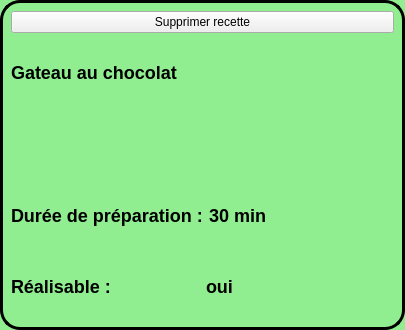
ACoupat/Refrigestion, file vignetterecette.ui: the form before one commit.
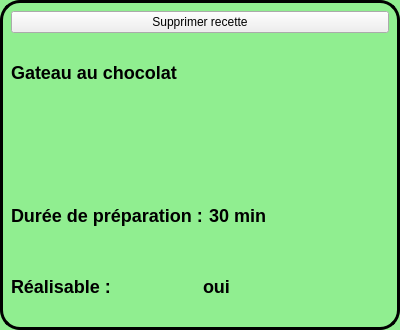
The form after the commit. Icons and pictures are not drawn.

The edit to the form file:
```diff
--- a/vignetterecette.ui
+++ b/vignetterecette.ui
@@ -6,10 +6,16 @@
    <rect>
     <x>0</x>
     <y>0</y>
-    <width>405</width>
+    <width>400</width>
     <height>330</height>
    </rect>
   </property>
+  <property name="maximumSize">
+   <size>
+    <width>400</width>
+    <height>400</height>
+   </size>
+  </property>
   <property name="cursor">
    <cursorShape>PointingHandCursor</cursorShape>
   </property>
```
